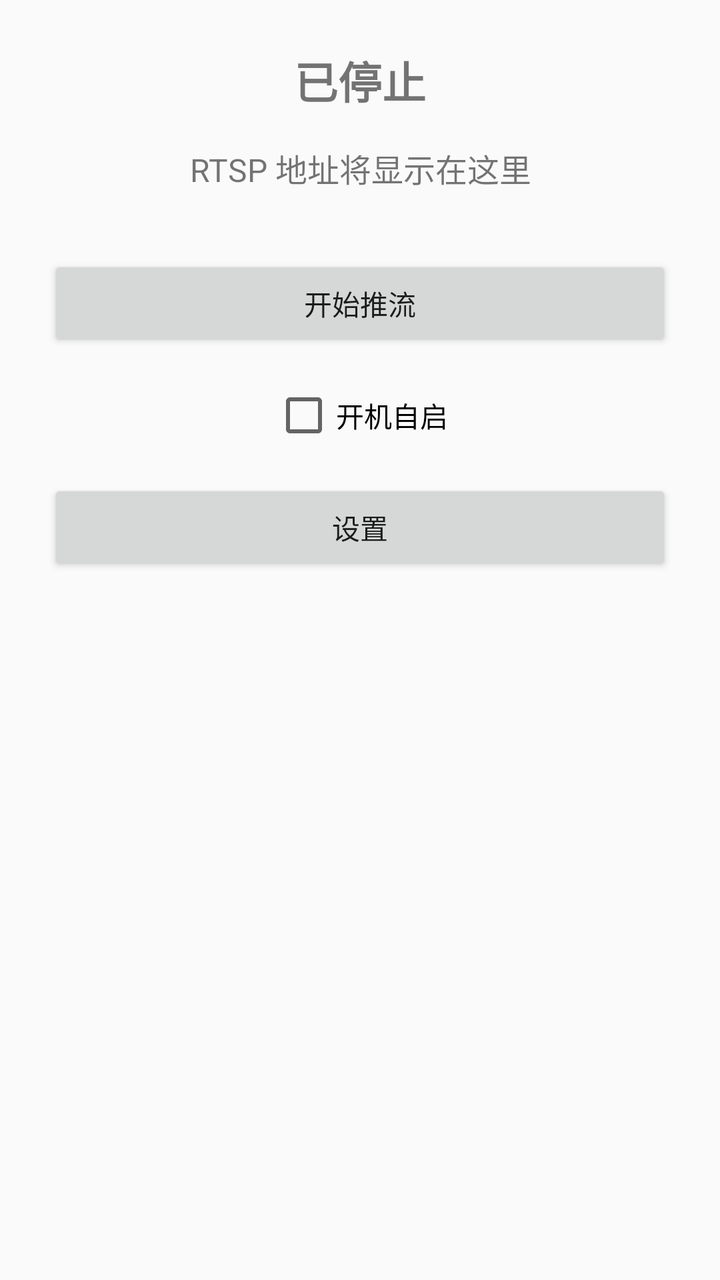
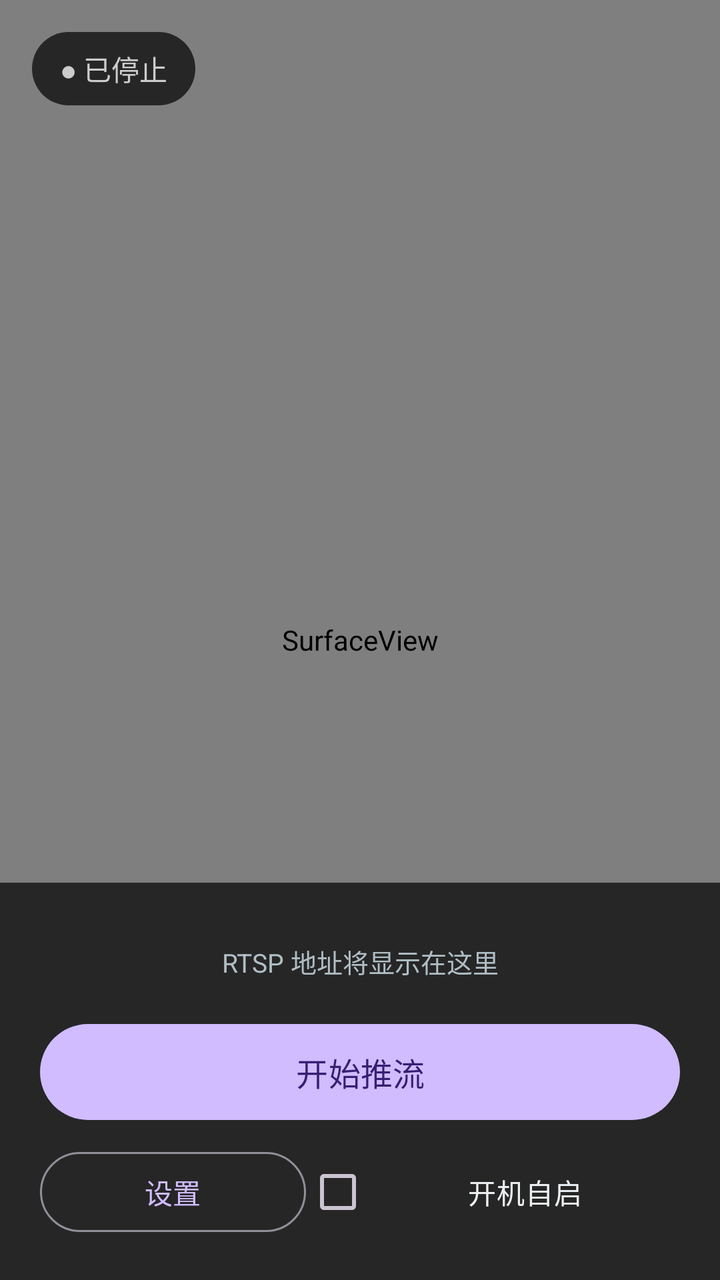

The first picture is an Android layout as it rendered before a commit; the second is the same layout after the commit. The layout source and the unified diff follow.
<!-- AndroidManifest.xml: application theme Theme.IPCam -->
<!-- res/layout/activity_main.xml -->
<?xml version="1.0" encoding="utf-8"?>
<LinearLayout xmlns:android="http://schemas.android.com/apk/res/android"
    android:layout_width="match_parent"
    android:layout_height="match_parent"
    android:orientation="vertical"
    android:padding="24dp"
    android:gravity="center_horizontal">

    <TextView
        android:id="@+id/tvStatus"
        android:layout_width="wrap_content"
        android:layout_height="wrap_content"
        android:textSize="22sp"
        android:textStyle="bold"
        android:text="已停止" />

    <TextView
        android:id="@+id/tvUrl"
        android:layout_width="match_parent"
        android:layout_height="wrap_content"
        android:layout_marginTop="16dp"
        android:textSize="16sp"
        android:textIsSelectable="true"
        android:gravity="center"
        android:text="RTSP 地址将显示在这里" />

    <Button
        android:id="@+id/btnToggle"
        android:layout_width="match_parent"
        android:layout_height="wrap_content"
        android:layout_marginTop="32dp"
        android:text="开始推流" />

    <CheckBox
        android:id="@+id/cbAutoStart"
        android:layout_width="wrap_content"
        android:layout_height="wrap_content"
        android:layout_marginTop="16dp"
        android:text="开机自启" />

    <Button
        android:id="@+id/btnSettings"
        android:layout_width="match_parent"
        android:layout_height="wrap_content"
        android:layout_marginTop="16dp"
        android:text="设置" />
</LinearLayout>
<!-- resources referenced by this layout -->
<resources>
  <style name="Theme.IPCam" parent="Theme.AppCompat.DayNight.NoActionBar" />
</resources>

<!-- the commit's change to res/layout/activity_main.xml (unified diff, before → after) -->
@@ -1,47 +1,82 @@
 <?xml version="1.0" encoding="utf-8"?>
-<LinearLayout xmlns:android="http://schemas.android.com/apk/res/android"
+<FrameLayout xmlns:android="http://schemas.android.com/apk/res/android"
+    xmlns:app="http://schemas.android.com/apk/res-auto"
     android:layout_width="match_parent"
     android:layout_height="match_parent"
-    android:orientation="vertical"
-    android:padding="24dp"
-    android:gravity="center_horizontal">
+    android:background="#111111">
+
+    <SurfaceView
+        android:id="@+id/svPreview"
+        android:layout_width="match_parent"
+        android:layout_height="match_parent" />
 
     <TextView
         android:id="@+id/tvStatus"
         android:layout_width="wrap_content"
         android:layout_height="wrap_content"
-        android:textSize="22sp"
-        android:textStyle="bold"
-        android:text="已停止" />
+        android:layout_gravity="top|start"
+        android:layout_margin="16dp"
+        android:background="@drawable/status_chip_bg"
+        android:paddingStart="14dp"
+        android:paddingEnd="14dp"
+        android:paddingTop="8dp"
+        android:paddingBottom="8dp"
+        android:text="● 已停止"
+        android:textColor="#CCCCCC"
+        android:textSize="14sp" />
 
-    <TextView
-        android:id="@+id/tvUrl"
+    <LinearLayout
         android:layout_width="match_parent"
         android:layout_height="wrap_content"
-        android:layout_marginTop="16dp"
-        android:textSize="16sp"
-        android:textIsSelectable="true"
-        android:gravity="center"
-        android:text="RTSP 地址将显示在这里" />
+        android:layout_gravity="bottom"
+        android:orientation="vertical"
+        android:padding="20dp"
+        android:background="#CC111111">
 
-    <Button
-        android:id="@+id/btnToggle"
-        android:layout_width="match_parent"
-        android:layout_height="wrap_content"
-        android:layout_marginTop="32dp"
-        android:text="开始推流" />
+        <TextView
+            android:id="@+id/tvUrl"
+            android:layout_width="match_parent"
+            android:layout_height="wrap_content"
+            android:gravity="center"
+            android:padding="10dp"
+            android:text="RTSP 地址将显示在这里"
+            android:textColor="#B0BEC5"
+            android:textIsSelectable="true"
+            android:textSize="13sp" />
 
-    <CheckBox
-        android:id="@+id/cbAutoStart"
-        android:layout_width="wrap_content"
-        android:layout_height="wrap_content"
-        android:layout_marginTop="16dp"
-        android:text="开机自启" />
+        <com.google.android.material.button.MaterialButton
+            android:id="@+id/btnToggle"
+            android:layout_width="match_parent"
+            android:layout_height="56dp"
+            android:layout_marginTop="8dp"
+            android:text="开始推流"
+            android:textSize="16sp"
+            app:cornerRadius="28dp" />
 
-    <Button
-        android:id="@+id/btnSettings"
-        android:layout_width="match_parent"
-        android:layout_height="wrap_content"
-        android:layout_marginTop="16dp"
-        android:text="设置" />
-</LinearLayout>
+        <LinearLayout
+            android:layout_width="match_parent"
+            android:layout_height="wrap_content"
+            android:layout_marginTop="8dp"
+            android:gravity="center_vertical"
+            android:orientation="horizontal">
+
+            <com.google.android.material.button.MaterialButton
+                android:id="@+id/btnSettings"
+                style="@style/Widget.Material3.Button.OutlinedButton"
+                android:layout_width="0dp"
+                android:layout_height="wrap_content"
+                android:layout_weight="1"
+                android:text="设置" />
+
+            <CheckBox
+                android:id="@+id/cbAutoStart"
+                android:layout_width="0dp"
+                android:layout_height="wrap_content"
+                android:layout_weight="1.4"
+                android:gravity="center"
+                android:text="开机自启"
+                android:textColor="#ECEFF1"
+                android:textSize="14sp" />
+        </LinearLayout>
+    </LinearLayout>
+</FrameLayout>
<!-- resource entries referenced after the edit -->
@@ -1,5 +1,12 @@
 <!-- resources referenced by this layout -->
 <resources>
-  <style name="Theme.IPCam" parent="Theme.AppCompat.DayNight.NoActionBar" />
+  <!-- drawable status_chip_bg (drawable) -->
+  <?xml version="1.0" encoding="utf-8"?>
+  <shape xmlns:android="http://schemas.android.com/apk/res/android"
+      android:shape="rectangle">
+      <solid android:color="#B3000000" />
+      <corners android:radius="20dp" />
+  </shape>
+  <style name="Theme.IPCam" parent="Theme.Material3.Dark.NoActionBar" />
 </resources>
 
